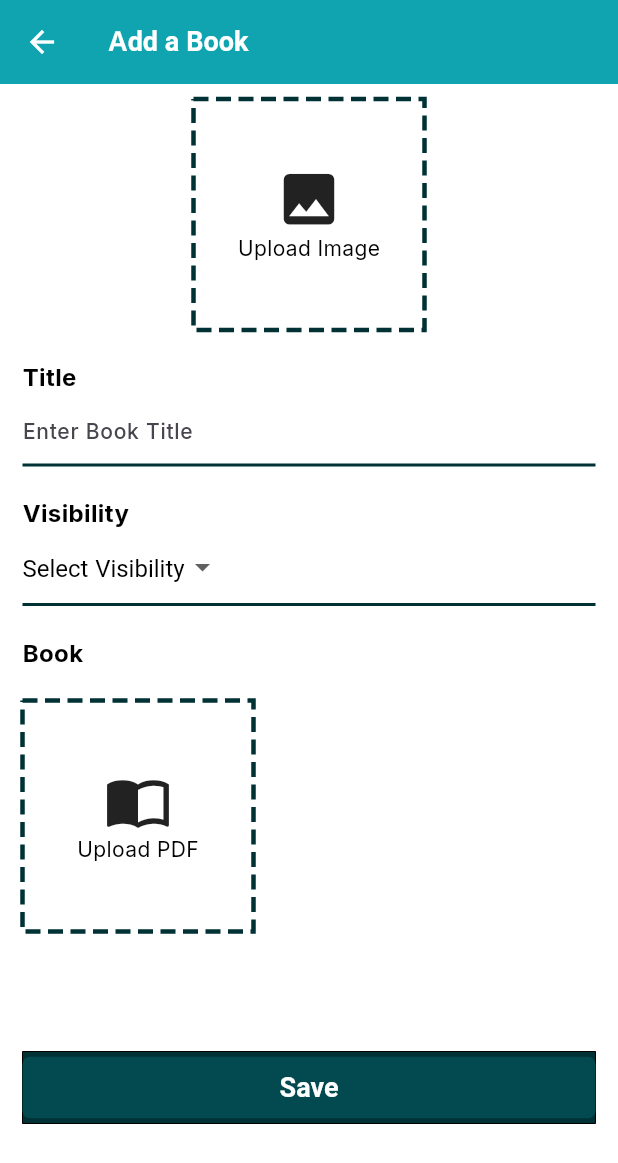
After one commit to Shahabuddin1122/job-ostad, a Flutter app: the screen it shows after launch, item 2 of the bottom bar chosen, scrolled down 183 dp, after a tap on "Add New Book", on a phone screen of 412 x 824 dp. The commit adds this screen. Shown: the top 1163 px of the screen. Run offline on Flutter 3.47's test engine with Material 3 defaults, Android fonts, the phone set to English and light mode, and no system bars; drawn by our look-alikes of dotted_border; our stand-ins replace file_picker, fl_chart, google_fonts, shared_preferences.

Commit message:
added add_book page

```diff
--- a/manager/lib/main.dart
+++ b/manager/lib/main.dart
@@ -1,4 +1,5 @@
 import 'package:flutter/material.dart';
+import 'package:job_ostad/screens/add-book.dart';
 import 'package:job_ostad/screens/landing.dart';
 import 'package:job_ostad/utils/scheme.dart';
 
@@ -17,7 +18,10 @@ class MyApp extends StatelessWidget {
       darkTheme: Scheme.darkTheme,
       themeMode: ThemeMode.system,
       debugShowCheckedModeBanner: false,
-      routes: {'/': (context) => Landing()},
+      routes: {
+        '/': (context) => Landing(),
+        '/add-book': (context) => AddBook(),
+      },
     );
   }
 }
--- /dev/null
+++ b/manager/lib/screens/add-book.dart
@@ -0,0 +1,185 @@
+import 'dart:io';
+import 'package:dotted_border/dotted_border.dart';
+import 'package:file_picker/file_picker.dart';
+import 'package:flutter/material.dart';
+import 'package:job_ostad/utils/constants.dart';
+import 'package:job_ostad/utils/custom_theme.dart';
+
+class AddBook extends StatefulWidget {
+  const AddBook({super.key});
+
+  @override
+  State<AddBook> createState() => _AddBookState();
+}
+
+class _AddBookState extends State<AddBook> {
+  String? selectedValue;
+  File? imageFile;
+  String? pdfPath;
+
+  Future<void> pickImage() async {
+    FilePickerResult? result = await FilePicker.platform.pickFiles(
+      type: FileType.image,
+    );
+
+    if (result != null && result.files.single.path != null) {
+      setState(() {
+        imageFile = File(result.files.single.path!);
+      });
+    }
+  }
+
+  Future<void> pickPDF() async {
+    FilePickerResult? result = await FilePicker.platform.pickFiles(
+      type: FileType.custom,
+      allowedExtensions: ['pdf'],
+    );
+
+    if (result != null) {
+      setState(() {
+        pdfPath = result.files.single.name;
+      });
+    }
+  }
+
+  @override
+  Widget build(BuildContext context) {
+    return Scaffold(
+      appBar: AppBar(title: Text("Add a Book")),
+      body: SingleChildScrollView(
+        child: Padding(
+          padding: Theme.of(context).defaultPadding,
+          child: Column(
+            crossAxisAlignment: CrossAxisAlignment.start,
+            children: [
+              // Image Upload Section
+              GestureDetector(
+                onTap: pickImage,
+                child: Center(
+                  child: DottedBorder(
+                    color: PRIMARY_COLOR,
+                    strokeWidth: 3,
+                    radius: Radius.circular(5),
+                    dashPattern: [10, 5],
+                    child: SizedBox(
+                      width: 150,
+                      height: 150,
+                      child:
+                          imageFile == null
+                              ? Column(
+                                mainAxisAlignment: MainAxisAlignment.center,
+                                children: [
+                                  Icon(Icons.image, size: 45),
+                                  Text("Upload Image"),
+                                ],
+                              )
+                              : Image.file(
+                                imageFile!,
+                                fit: BoxFit.cover,
+                                width: 150,
+                                height: 150,
+                              ),
+                    ),
+                  ),
+                ),
+              ),
+              SizedBox(height: 20),
+
+              Text(
+                "Title",
+                style: TextStyle(fontSize: 16, fontWeight: FontWeight.bold),
+              ),
+              TextField(
+                decoration: InputDecoration(
+                  hintText: "Enter Book Title",
+                  enabledBorder: UnderlineInputBorder(
+                    borderSide: BorderSide(color: PRIMARY_COLOR, width: 2),
+                  ),
+                  focusedBorder: UnderlineInputBorder(
+                    borderSide: BorderSide(color: PRIMARY_COLOR, width: 2),
+                  ),
+                ),
+              ),
+              SizedBox(height: 20),
+
+              Text(
+                "Visibility",
+                style: TextStyle(fontSize: 16, fontWeight: FontWeight.bold),
+              ),
+              Container(
+                width: double.infinity,
+                decoration: BoxDecoration(
+                  border: Border(
+                    bottom: BorderSide(width: 2.0, color: PRIMARY_COLOR),
+                  ),
+                ),
+                child: DropdownButton<String>(
+                  hint: Text(
+                    'Select Visibility',
+                    style: TextStyle(fontSize: 16, color: Colors.black),
+                  ),
+                  value: selectedValue,
+                  style: TextStyle(color: Colors.black, fontSize: 16),
+                  underline: SizedBox(),
+                  alignment: Alignment.centerLeft,
+                  items:
+                      ['Manager', 'Paid_User', 'Free_User'].map((String item) {
+                        return DropdownMenuItem<String>(
+                          value: item,
+                          child: Text(item),
+                        );
+                      }).toList(),
+                  onChanged: (String? newValue) {
+                    setState(() {
+                      selectedValue = newValue;
+                    });
+                  },
+                ),
+              ),
+              SizedBox(height: 20),
+
+              Text(
+                "Book",
+                style: TextStyle(fontSize: 16, fontWeight: FontWeight.bold),
+              ),
+              SizedBox(height: 20),
+
+              // PDF Upload Section
+              GestureDetector(
+                onTap: pickPDF,
+                child: DottedBorder(
+                  color: PRIMARY_COLOR,
+                  strokeWidth: 3,
+                  radius: Radius.circular(5),
+                  dashPattern: [10, 5],
+                  child: Container(
+                    width: 150,
+                    height: 150,
+                    child: Column(
+                      crossAxisAlignment: CrossAxisAlignment.center,
+                      mainAxisAlignment: MainAxisAlignment.center,
+                      children: [
+                        Icon(Icons.import_contacts, size: 45),
+                        Text(pdfPath ?? "Upload PDF"),
+                      ],
+                    ),
+                  ),
+                ),
+              ),
+              SizedBox(height: 80),
+
+              Container(
+                width: double.infinity,
+                decoration: BoxDecoration(
+                  color: PRIMARY_COLOR,
+                  border: Border.all(width: 0.0),
+                ),
+                child: ElevatedButton(onPressed: () {}, child: Text("Save")),
+              ),
+            ],
+          ),
+        ),
+      ),
+    );
+  }
+}
--- /dev/null
+++ b/manager/lib/screens/book.dart
@@ -0,0 +1,100 @@
+import 'package:flutter/material.dart';
+import 'package:job_ostad/utils/constants.dart';
+import 'package:job_ostad/utils/custom_theme.dart';
+import 'package:job_ostad/widgets/bookList.dart';
+
+class Book extends StatelessWidget {
+  const Book({super.key});
+
+  @override
+  Widget build(BuildContext context) {
+    final List<Map<String, String>> allBooks = [
+      {
+        "title": "ATM এক টানা মুখস্থ - (লিখিত ও এমসিকিউ)",
+        "desc":
+            "বাগধারা ॥ সমার্থক শব্দ ॥ বিপরীত শব্দ । এক কথায় প্রকাশ পারিভাষিক শব্দ ॥ বঙ্গানুবাদ ॥ প্রবাদ-প্রবচনসহ...",
+        "image": "assets/images/books/ATM.jpg",
+        "writter": "মোঃ আবু বকর সিদ্দিক",
+      },
+      {
+        "title": "বাংলার ইতিহাস",
+        "desc":
+            "প্রাচীন থেকে আধুনিক বাংলার ইতিহাস, ঐতিহ্য, ও সংস্কৃতির একটি বিস্তৃত উপস্থাপনা।",
+        "image": "assets/images/books/banglar_itihas.jpg",
+        "writter": "ড. মোহাম্মদ হান্নান",
+      },
+      {
+        "title": "Physics for Competitive Exams",
+        "desc":
+            "Detailed physics concepts with MCQs and practice sets for job & university entrance exams.",
+        "image": "assets/images/books/physics.jpg",
+        "writter": "Dr. A. Rahman",
+      },
+      {
+        "title": "Programming with Python",
+        "desc":
+            "An easy-to-follow guide covering basic to advanced Python programming concepts.",
+        "image": "assets/images/books/python.png",
+        "writter": "John Doe",
+      },
+      {
+        "title": "মহাকাব্য: রামায়ণ ও মহাভারত",
+        "desc": "ভারতের দুটি প্রধান মহাকাব্যের সহজ ভাষায় সংকলন ও ব্যাখ্যা।",
+        "image": "assets/images/books/mahabharat.jpg",
+        "writter": "বিশ্বনাথ দত্ত",
+      },
+    ];
+
+    return Stack(
+      children: [
+        SingleChildScrollView(
+          child: Padding(
+            padding: Theme.of(context).defaultPadding,
+            child: Column(
+              crossAxisAlignment: CrossAxisAlignment.start,
+              children: [
+                SizedBox(height: 80),
+                Text(
+                  "Books",
+                  style: TextStyle(fontSize: 16, fontWeight: FontWeight.bold),
+                ),
+                Column(
+                  children:
+                      allBooks
+                          .map(
+                            (book) => GestureDetector(
+                              onTap: () {},
+                              child: Booklist(
+                                title: book["title"]!,
+                                desc: book["desc"]!,
+                                images: book["image"]!,
+                                writter: book["writter"]!,
+                              ),
+                            ),
+                          )
+                          .toList(),
+                ),
+              ],
+            ),
+          ),
+        ),
+        Positioned(
+          top: 20,
+          left: 20,
+          right: 20,
+          child: FloatingActionButton.extended(
+            onPressed: () {
+              Navigator.pushNamed(context, '/add-book');
+            },
+            backgroundColor: PRIMARY_COLOR,
+            shape: RoundedRectangleBorder(
+              borderRadius: BorderRadius.circular(5),
+            ),
+            label: Text("Add New Book", style: TextStyle(color: Colors.white)),
+            icon: Icon(Icons.add, color: Colors.white),
+          ),
+        ),
+      ],
+    );
+  }
+}
--- a/manager/lib/screens/landing.dart
+++ b/manager/lib/screens/landing.dart
@@ -1,4 +1,5 @@
 import 'package:flutter/material.dart';
+import 'package:job_ostad/screens/book.dart';
 import 'package:job_ostad/screens/overview.dart';
 import 'package:job_ostad/utils/constants.dart';
 
@@ -122,7 +123,7 @@ class _LandingState extends State<Landing> {
       case 0:
         return Overview();
       case 1:
-        return Overview();
+        return Book();
       case 2:
         return Overview();
       case 3:
--- /dev/null
+++ b/manager/lib/widgets/bookList.dart
@@ -0,0 +1,55 @@
+import 'package:flutter/material.dart';
+import 'package:job_ostad/utils/constants.dart';
+
+class Booklist extends StatelessWidget {
+  final String images, title, desc, writter;
+  const Booklist({
+    required this.title,
+    required this.desc,
+    required this.images,
+    required this.writter,
+  });
+
+  @override
+  Widget build(BuildContext context) {
+    return Container(
+      height: 150,
+      padding: EdgeInsets.symmetric(horizontal: 5, vertical: 2),
+      decoration: BoxDecoration(
+        border: Border.all(width: 1.0, color: PRIMARY_COLOR),
+        borderRadius: BorderRadius.circular(5),
+      ),
+      child: Row(
+        spacing: 10.0,
+        children: [
+          Image.asset(images),
+          Expanded(
+            child: Column(
+              crossAxisAlignment: CrossAxisAlignment.start,
+              mainAxisAlignment: MainAxisAlignment.center,
+              children: [
+                Text(
+                  title,
+                  style: TextStyle(fontSize: 16, fontWeight: FontWeight.bold),
+                  overflow: TextOverflow.ellipsis,
+                  maxLines: 2,
+                ),
+                Text(
+                  desc,
+                  style: TextStyle(fontSize: 16),
+                  overflow: TextOverflow.ellipsis,
+                  maxLines: 2,
+                ),
+                Text(
+                  "Writter: $writter",
+                  style: TextStyle(fontSize: 16, fontWeight: FontWeight.bold),
+                  overflow: TextOverflow.ellipsis,
+                ),
+              ],
+            ),
+          ),
+        ],
+      ),
+    );
+  }
+}
--- a/manager/pubspec.yaml
+++ b/manager/pubspec.yaml
@@ -37,6 +37,8 @@ dependencies:
   syncfusion_flutter_pdfviewer: ^28.2.12
   table_calendar: ^3.2.0
   fl_chart: ^0.70.2
+  dotted_border: ^2.1.0
+  file_picker: ^10.0.0
 
   # The following adds the Cupertino Icons font to your application.
   # Use with the CupertinoIcons class for iOS style icons.
```
Also changed, not shown: manager/assets/images/books/ATM.jpg (added), manager/assets/images/books/banglar_itihas.jpg (added), manager/assets/images/books/mahabharat.jpg (added), manager/assets/images/books/physics.jpg (added), manager/assets/images/books/python.png (added), manager/pubspec.lock, 2 other files.
